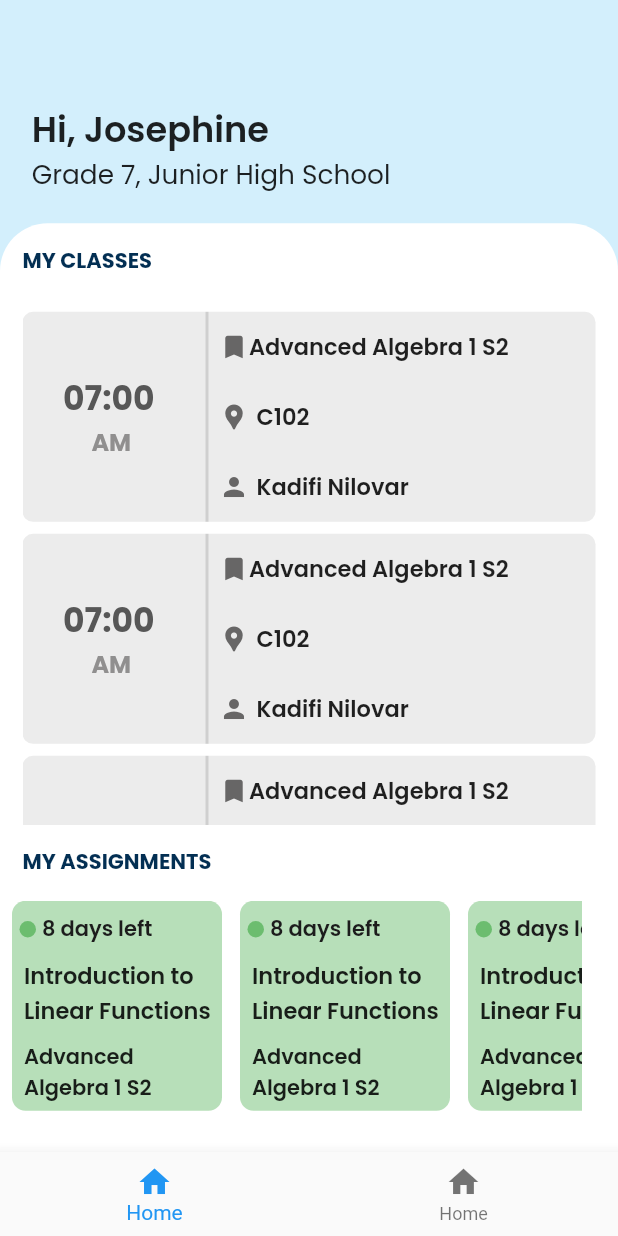
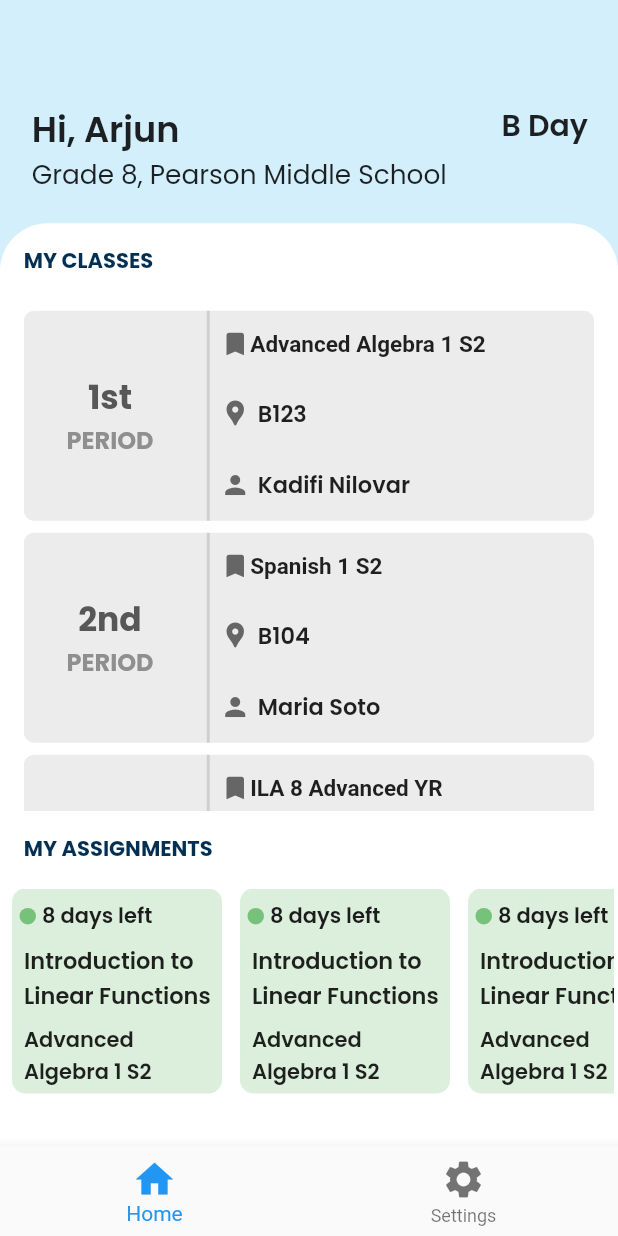
Before and after one commit to AkhilKrishna16/procura, a Flutter app: the screen it shows after launch, on a phone screen of 412 x 824 dp. Run offline on Flutter 3.47's test engine with Material 2 defaults, Android fonts, the phone set to English and light mode, and no system bars; Roboto replaces fonts that are missing (Poppinss).

Commit message:
Added second page. Still have to clean up data and add ThemeData

```diff
--- a/lib/main.dart
+++ b/lib/main.dart
@@ -1,14 +1,27 @@
-// ignore_for_file: use_key_in_widget_constructors, prefer_const_constructors
+// ignore_for_file: use_key_in_widget_constructors, prefer_const_constructors, must_be_immutable
 
 import 'package:flutter/material.dart';
 
 import './pages/home_page.dart';
+import './pages/settings_page.dart';
+import './pages/student_information_page.dart';
 
 void main() => runApp(Procura());
 
 class Procura extends StatefulWidget {
   @override
   State<Procura> createState() => _ProcuraState();
+
+  Map<String, WidgetBuilder> routes = {
+    '/home': (context) => HomePage(
+          name: 'Arjun Krishnamurthy',
+          grade: 08,
+          nameOfSchool: 'Pearson Middle School',
+          dayType: 'B',
+        ),
+    '/settings': (context) => SettingsPage(),
+    '/student_information': (context) => StudentInformationPage(),
+  };
 }
 
 class _ProcuraState extends State<Procura> {
@@ -16,11 +29,8 @@ class _ProcuraState extends State<Procura> {
   Widget build(BuildContext context) {
     return MaterialApp(
       debugShowCheckedModeBanner: false,
-      home: HomePage(
-        name: 'Josephine Firmstone',
-        grade: 07,
-        nameOfSchool: 'Junior High School',
-      ),
+      routes: widget.routes,
+      initialRoute: '/home',
     );
   }
 }
--- a/lib/pages/home_page.dart
+++ b/lib/pages/home_page.dart
@@ -1,4 +1,4 @@
-// ignore_for_file: use_key_in_widget_constructors, prefer_const_constructors, avoid_unnecessary_containers, prefer_const_literals_to_create_immutables
+// ignore_for_file: use_key_in_widget_constructors, prefer_const_constructors, avoid_unnecessary_containers, prefer_const_literals_to_create_immutables, prefer_const_constructors_in_immutables, use_build_context_synchronously
 
 import 'package:flutter/material.dart';
 
@@ -8,15 +8,37 @@ class HomePage extends StatefulWidget {
   final String name;
   final int grade;
   final String nameOfSchool;
+  final String dayType;
 
   HomePage(
-      {required this.name, required this.grade, required this.nameOfSchool});
+      {required this.name,
+      required this.grade,
+      required this.nameOfSchool,
+      required this.dayType});
+
+  var _isLoading = false;
 
   @override
   State<HomePage> createState() => _HomePageState();
 }
 
 class _HomePageState extends State<HomePage> {
+  int _currentIndex = 0;
+
+  void _goToSettingsPage(BuildContext context) async {
+    setState(() {
+      widget._isLoading = true;
+    });
+
+    await Future.delayed(Duration(milliseconds: 500));
+
+    Navigator.pushReplacementNamed(context, '/settings');
+
+    setState(() {
+      widget._isLoading = true;
+    });
+  }
+
   @override
   Widget build(BuildContext context) {
     var height = MediaQuery.of(context).size.height;
@@ -24,12 +46,20 @@ class _HomePageState extends State<HomePage> {
 
     return Scaffold(
       backgroundColor: Color.fromARGB(255, 211, 239, 252),
-      body: Column(
+      body: widget._isLoading
+          ? Container(
+              child: Center(child: CircularProgressIndicator()),
+            )
+          : Column(
               children: [
                 Padding(
                   padding: EdgeInsets.only(
-                top: 70.0 / 844 * height, left: 20.0 / 390 * width),
+                    top: 70.0 / 844 * height,
+                    left: 20.0 / 390 * width,
+                  ),
                   child: Row(
+                    mainAxisAlignment: MainAxisAlignment.spaceBetween,
+                    crossAxisAlignment: CrossAxisAlignment.start,
                     children: [
                       Column(
                         crossAxisAlignment: CrossAxisAlignment.start,
@@ -53,6 +83,17 @@ class _HomePageState extends State<HomePage> {
                           ),
                         ],
                       ),
+                      Padding(
+                        padding: EdgeInsets.only(right: 20.0),
+                        child: Text(
+                          '${widget.dayType} Day',
+                          style: TextStyle(
+                            fontFamily: 'Poppins',
+                            fontWeight: FontWeight.w600,
+                            fontSize: 20,
+                          ),
+                        ),
+                      ),
                     ],
                   ),
                 ),
@@ -62,14 +103,21 @@ class _HomePageState extends State<HomePage> {
       bottomNavigationBar: BottomNavigationBar(
         items: [
           BottomNavigationBarItem(
-            icon: Icon(Icons.home),
+            icon: Icon(Icons.home, size: 30),
             label: 'Home',
           ),
           BottomNavigationBarItem(
-            icon: Icon(Icons.home),
-            label: 'Home',
+            icon: Icon(Icons.settings, size: 30),
+            label: 'Settings',
           )
         ],
+        currentIndex: _currentIndex,
+        onTap: (index) {
+          setState(() {
+            _currentIndex = index;
+            _goToSettingsPage(context);
+          });
+        },
       ),
     );
   }
--- a/lib/widgets/assignment.dart
+++ b/lib/widgets/assignment.dart
@@ -14,11 +14,11 @@ class Assignment extends StatelessWidget {
 
   Color get assignmentColor {
     if (dueDate.day - DateTime.now().day > 5) {
-      return Colors.green.withOpacity(0.4);
+      return Colors.green.withOpacity(0.2);
     } else if (dueDate.day - DateTime.now().day < 5) {
-      return Colors.red.withOpacity(0.4);
+      return Colors.red.withOpacity(0.2);
     } else {
-      return Colors.blue.withOpacity(0.4);
+      return Colors.blue.withOpacity(0.2);
     }
   }
 
@@ -61,7 +61,7 @@ class Assignment extends StatelessWidget {
                 padding: EdgeInsets.only(left: 8.0),
                 child: Text(
                   assignmentName,
-                  maxLines: 3,
+                  maxLines: 2,
                   style: TextStyle(
                     fontSize: 15,
                     fontFamily: 'Poppins',
--- a/lib/widgets/class.dart
+++ b/lib/widgets/class.dart
@@ -1,29 +1,46 @@
-// ignore_for_file: use_key_in_widget_constructors, avoid_unnecessary_containers, prefer_const_constructors, prefer_const_constructors_in_immutables
+// ignore_for_file: use_key_in_widget_constructors, avoid_unnecessary_containers, prefer_const_constructors, prefer_const_constructors_in_immutables, sized_box_for_whitespace
 
 import 'package:flutter/material.dart';
 
 class Class extends StatelessWidget {
-  final String startTime;
+  final int period;
   final String courseName;
   final String roomLocation;
   final String teacher;
 
   Class(
-      {required this.startTime,
+      {required this.period,
       required this.courseName,
       required this.roomLocation,
       required this.teacher});
 
+  String get suffix {
+    if (period == 2) {
+      return 'nd';
+    } else if (period == 3) {
+      return 'rd';
+    } else if (period == 1) {
+      return 'st';
+    } else {
+      return 'th';
+    }
+  }
+
   @override
   Widget build(BuildContext context) {
+    var height = MediaQuery.of(context).size.height;
+    var width = MediaQuery.of(context).size.width;
     return Padding(
       padding: EdgeInsets.only(top: 8.0),
       child: Container(
+        padding: EdgeInsets.only(right: 8.0),
         decoration: BoxDecoration(
           color: Colors.grey.withOpacity(0.2),
           borderRadius: BorderRadius.all(Radius.circular(7)),
         ),
         height: 140,
+        child: SingleChildScrollView(
+          scrollDirection: Axis.horizontal,
           child: Row(
             children: [
               Container(
@@ -32,7 +49,7 @@ class Class extends StatelessWidget {
                   mainAxisAlignment: MainAxisAlignment.center,
                   children: [
                     Text(
-                    startTime.substring(0, 5),
+                      '$period$suffix',
                       style: TextStyle(
                         fontSize: 22,
                         fontFamily: 'Poppins',
@@ -41,7 +58,7 @@ class Class extends StatelessWidget {
                       ),
                     ),
                     Text(
-                    startTime.substring(5),
+                      'PERIOD',
                       style: TextStyle(
                         color: Color.fromARGB(255, 144, 143, 143),
                         fontWeight: FontWeight.bold,
@@ -72,7 +89,7 @@ class Class extends StatelessWidget {
                           fontSize: 15,
                           overflow: TextOverflow.ellipsis,
                           fontWeight: FontWeight.w600,
-                        fontFamily: 'Poppins',
+                          fontFamily: 'Poppinss',
                         ),
                       ),
                     ],
@@ -120,6 +137,7 @@ class Class extends StatelessWidget {
             ],
           ),
         ),
+      ),
     );
   }
 }
--- a/lib/widgets/main_body.dart
+++ b/lib/widgets/main_body.dart
@@ -6,6 +6,38 @@ import './class.dart';
 import './assignment.dart';
 
 class MainBody extends StatelessWidget {
+  var classes = [
+    {
+      'period': 1,
+      'course': 'Advanced Algebra 1 S2',
+      'teacher': 'Kadifi Nilovar',
+      'roomNumber': 'B123'
+    },
+    {
+      'period': 2,
+      'course': 'Spanish 1 S2',
+      'teacher': 'Maria Soto',
+      'roomNumber': 'B104'
+    },
+    {
+      'period': 3,
+      'course': 'ILA 8 Advanced YR',
+      'teacher': 'Faizha Piracha',
+      'roomNumber': 'C113'
+    },
+    {
+      'period': 4,
+      'course': 'US History 8 YR',
+      'teacher': 'Jennifer Fredrickson',
+      'roomNumber': 'B103',
+    },
+    {
+      'period': 5,
+      'course': 'Engineering Design and Innov 7/8 YR',
+      'teacher': 'Christoper Cochrane',
+      'roomNumber': 'C102',
+    }
+  ];
   @override
   Widget build(BuildContext context) {
     var height = MediaQuery.of(context).size.height;
@@ -28,10 +60,10 @@ class MainBody extends StatelessWidget {
           child: Column(
             children: [
               Padding(
-                padding: const EdgeInsets.only(
-                  top: 15.0,
-                  left: 15.0,
-                  bottom: 15.0,
+                padding: EdgeInsets.only(
+                  top: 15.0 / 844 * height,
+                  left: 15.0 / 390 * width,
+                  bottom: 15.0 / 844 * height,
                 ),
                 child: Row(
                   children: [
@@ -49,20 +81,21 @@ class MainBody extends StatelessWidget {
               ),
               Padding(
                 padding: EdgeInsets.only(
-                  left: 15.0,
-                  right: 15.0,
+                  left: 15.0 / 390 * width,
+                  right: 15.0 / 390 * width,
                 ),
                 child: Container(
                   margin: EdgeInsets.zero,
-                  height: 350,
+                  height: 350 / 844 * height,
                   child: ListView.builder(
-                    itemCount: 4,
+                    padding: EdgeInsets.zero,
+                    itemCount: classes.length,
                     itemBuilder: (_, index) {
                       return Class(
-                        courseName: 'Advanced Algebra 1 S2',
-                        startTime: '07:00 AM',
-                        roomLocation: 'C102',
-                        teacher: 'Kadifi Nilovar',
+                        courseName: classes[index]['course'] as String,
+                        period: classes[index]['period'] as int,
+                        roomLocation: classes[index]['roomNumber'] as String,
+                        teacher: classes[index]['teacher'] as String,
                       );
                     },
                   ),
@@ -71,8 +104,8 @@ class MainBody extends StatelessWidget {
               Padding(
                 padding: EdgeInsets.only(
                   top: 15.0 / 844 * height,
-                  left: 15.0,
-                  bottom: 15.0,
+                  left: 15.0 / 390 * width,
+                  bottom: 15.0 / 390 * width,
                 ),
                 child: Row(
                   crossAxisAlignment: CrossAxisAlignment.start,
@@ -92,8 +125,8 @@ class MainBody extends StatelessWidget {
                 children: [
                   SizedBox(width: 8),
                   Container(
-                    width: 380,
-                    height: 140,
+                    width: 380 / 390 * width,
+                    height: 140 / 844 * height,
                     child: ListView.builder(
                       scrollDirection: Axis.horizontal,
                       itemCount: 10,
```
Also changed, not shown: lib/pages/settings_page.dart (added, +141 -0 lines), lib/pages/student_information_page.dart (added, +25 -0 lines). Lines whose indentation alone changed are shown as unchanged.
